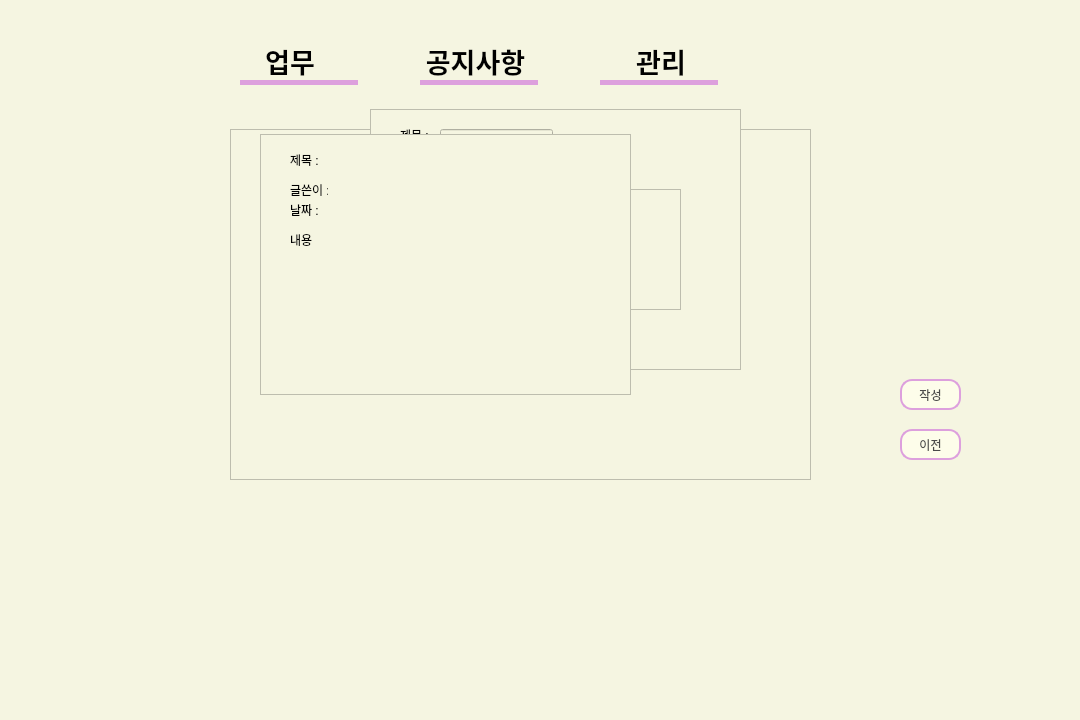
This is webclients/mini3_browser.ui in thirdprojectteam/miniproject3_webclient as Qt 5 draws it before an edit. The edited form follows.
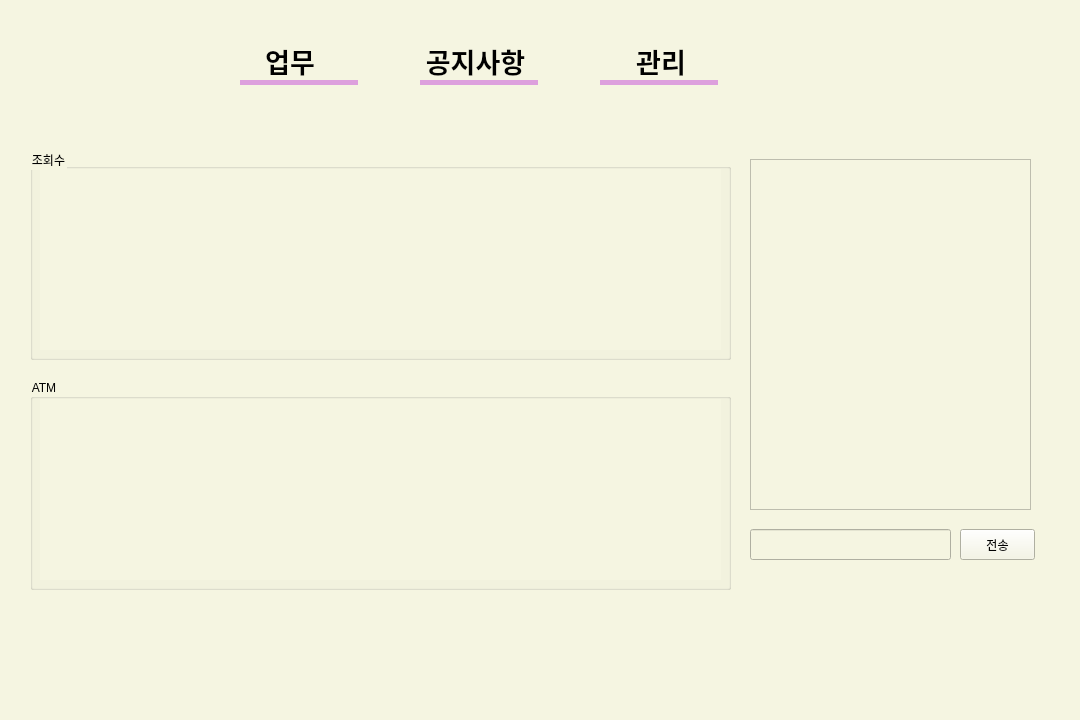
This is the edited form. Custom widgets are drawn as their Qt base class.

Patch:
```diff
--- a/webclients/mini3_browser.ui
+++ b/webclients/mini3_browser.ui
@@ -22,12 +22,12 @@
      <rect>
       <x>10</x>
       <y>109</y>
-      <width>1000</width>
-      <height>621</height>
+      <width>1051</width>
+      <height>591</height>
      </rect>
     </property>
     <property name="currentIndex">
-     <number>1</number>
+     <number>2</number>
     </property>
     <widget class="QWidget" name="page">
      <widget class="QLabel" name="logo">
@@ -755,6 +755,89 @@
       </widget>
      </widget>
     </widget>
+    <widget class="QWidget" name="page_3">
+     <widget class="QGroupBox" name="countBox">
+      <property name="geometry">
+       <rect>
+        <x>20</x>
+        <y>40</y>
+        <width>701</width>
+        <height>211</height>
+       </rect>
+      </property>
+      <property name="title">
+       <string>조회수</string>
+      </property>
+      <widget class="QWidget" name="verticalLayoutWidget">
+       <property name="geometry">
+        <rect>
+         <x>10</x>
+         <y>20</y>
+         <width>681</width>
+         <height>181</height>
+        </rect>
+       </property>
+       <layout class="QVBoxLayout" name="barlayout"/>
+      </widget>
+     </widget>
+     <widget class="QGroupBox" name="ATMlogBox">
+      <property name="geometry">
+       <rect>
+        <x>20</x>
+        <y>270</y>
+        <width>701</width>
+        <height>211</height>
+       </rect>
+      </property>
+      <property name="title">
+       <string>ATM</string>
+      </property>
+      <widget class="QWidget" name="verticalLayoutWidget_2">
+       <property name="geometry">
+        <rect>
+         <x>10</x>
+         <y>20</y>
+         <width>681</width>
+         <height>181</height>
+        </rect>
+       </property>
+       <layout class="QVBoxLayout" name="linelayout"/>
+      </widget>
+     </widget>
+     <widget class="QPlainTextEdit" name="chatbox">
+      <property name="geometry">
+       <rect>
+        <x>740</x>
+        <y>50</y>
+        <width>281</width>
+        <height>351</height>
+       </rect>
+      </property>
+     </widget>
+     <widget class="QLineEdit" name="chatline">
+      <property name="geometry">
+       <rect>
+        <x>740</x>
+        <y>420</y>
+        <width>201</width>
+        <height>31</height>
+       </rect>
+      </property>
+     </widget>
+     <widget class="QPushButton" name="chatSendBtn">
+      <property name="geometry">
+       <rect>
+        <x>950</x>
+        <y>420</y>
+        <width>75</width>
+        <height>31</height>
+       </rect>
+      </property>
+      <property name="text">
+       <string>전송</string>
+      </property>
+     </widget>
+    </widget>
    </widget>
    <widget class="QWidget" name="horizontalLayoutWidget">
     <property name="geometry">
```
